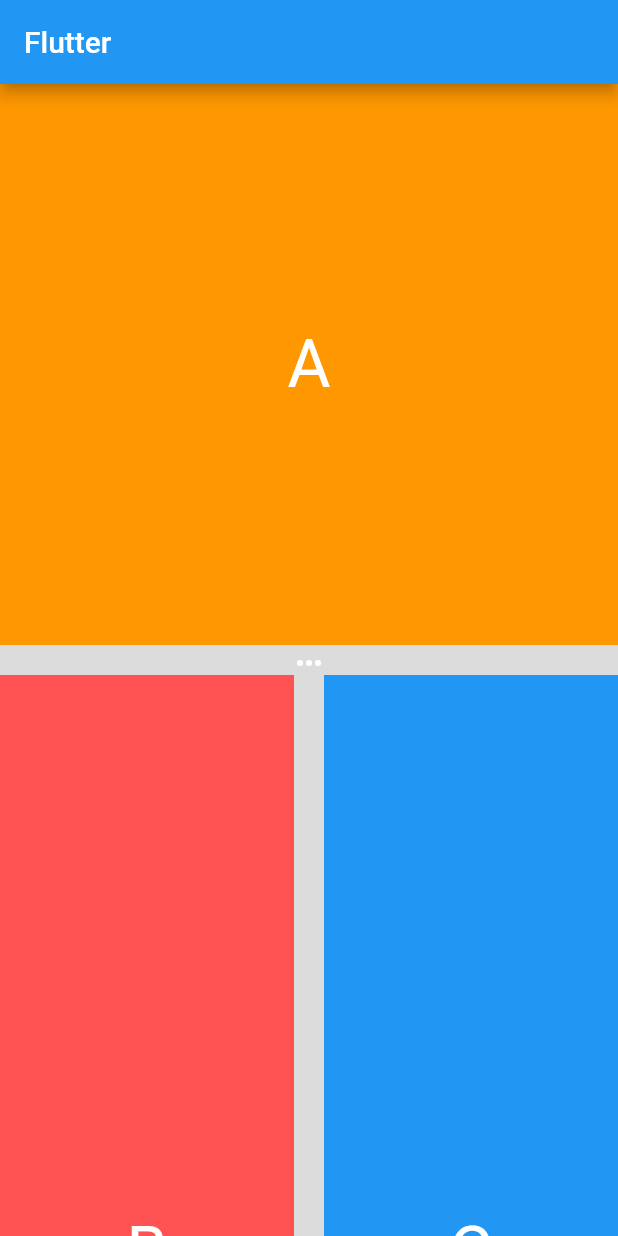
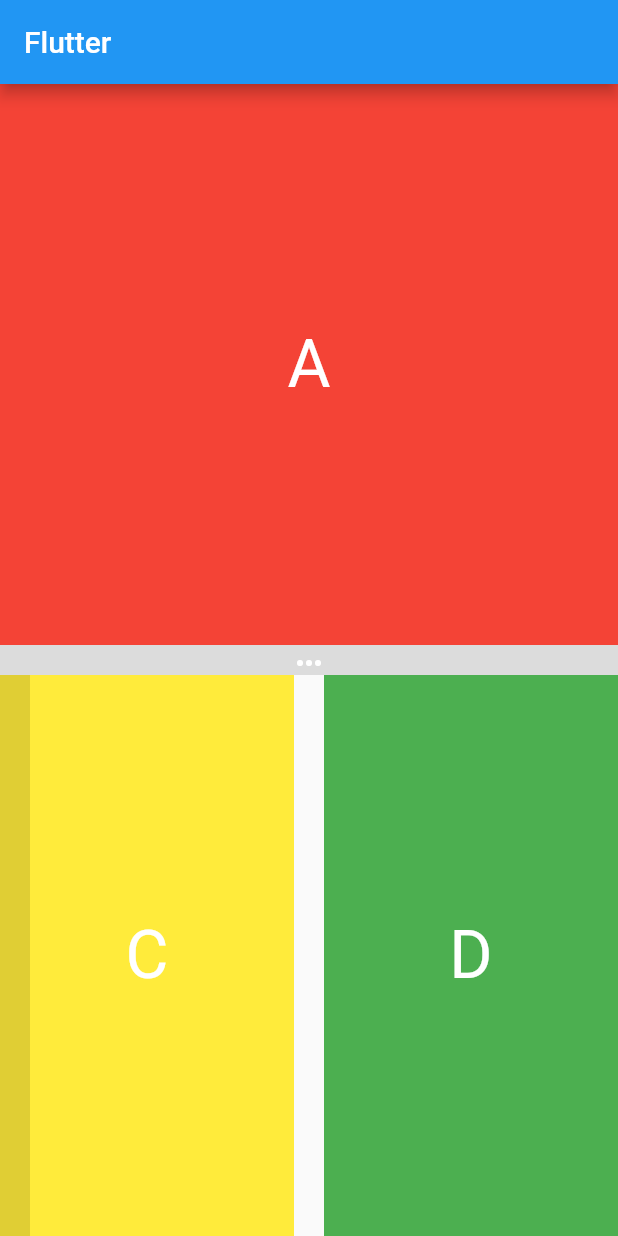
Before and after one commit to ttpho/Split-Screen, a Flutter app: the screen it shows after launch, on a phone screen of 412 x 824 dp. Run offline on Flutter 3.47's test engine with Material 2 defaults, Android fonts, the phone set to English and light mode, and no system bars.

Commit message:
try to create view

```diff
--- a/split/lib/main.dart
+++ b/split/lib/main.dart
@@ -34,18 +34,24 @@
         ),
         body: Container(
           child: SplitWidget(
-            childFirst: const PageWidget(
-              color: Colors.orange,
-              text: "A",
+            childFirst: SplitVerticalWidget(
+              childTop: const PageWidget(
+                color: Colors.red,
+                text: "A",
+              ),
+              childBottom: const PageWidget(
+                color: Colors.blue,
+                text: "B",
+              ),
             ),
             childSecond: SplitHorizontalWidget(
               childStart: const PageWidget(
-                color: Colors.redAccent,
-                text: "B",
+                color: Colors.yellow,
+                text: "C",
               ),
               childEnd: const PageWidget(
-                color: Colors.blue,
-                text: "C",
+                color: Colors.green,
+                text: "D",
               ),
             ),
           ),
--- /dev/null
+++ b/split/lib/src/measure_size_render_object.dart
@@ -0,0 +1,39 @@
+import 'package:flutter/material.dart';
+import 'package:flutter/rendering.dart';
+
+typedef void OnWidgetSizeChange(Size size);
+
+class MeasureSizeRenderObject extends RenderProxyBox {
+  Size? oldSize;
+  final OnWidgetSizeChange onChange;
+
+  MeasureSizeRenderObject(this.onChange);
+
+  @override
+  void performLayout() {
+    super.performLayout();
+
+    Size newSize = child!.size;
+    if (oldSize == newSize) return;
+
+    oldSize = newSize;
+    WidgetsBinding.instance.addPostFrameCallback((_) {
+      onChange(newSize);
+    });
+  }
+}
+
+class MeasureSize extends SingleChildRenderObjectWidget {
+  final OnWidgetSizeChange onChange;
+
+  const MeasureSize({
+    Key? key,
+    required this.onChange,
+    required Widget child,
+  }) : super(key: key, child: child);
+
+  @override
+  RenderObject createRenderObject(BuildContext context) {
+    return MeasureSizeRenderObject(onChange);
+  }
+}
--- a/split/lib/src/split_horizontal_widget.dart
+++ b/split/lib/src/split_horizontal_widget.dart
@@ -1,5 +1,6 @@
 import 'package:flutter/material.dart';
 import 'package:split/src/draggable_config.dart';
+import 'package:split/src/measure_size_render_object.dart';
 import 'package:split/src/positioned_draggable_icon.dart';
 
 class SplitHorizontalWidget extends StatefulWidget {
@@ -16,35 +17,35 @@
 }
 
 class _SplitHorizontalWidget extends State<SplitHorizontalWidget> {
+  var childSize = Size.zero;
+
   double _leftDraggableIcon = 0.0;
 
   @override
   Widget build(BuildContext context) {
-    final double widthScreen = MediaQuery.of(context).size.width;
-    final double heightScreen = MediaQuery.of(context).size.height;
-    final padding = MediaQuery.of(context).padding;
-    final double heightWithoutStatusToolbar =
-        heightScreen - padding.top - kToolbarHeight;
-
-    if (_leftDraggableIcon == 0.0) {
-      _leftDraggableIcon = (widthScreen - DraggableConfig.kTapSize) / 2;
-    }
-
-    return Stack(
+    return MeasureSize(
+      onChange: (Size size) {
+        setState(() {
+          childSize = size;
+          _leftDraggableIcon = (childSize.width - DraggableConfig.kTapSize) / 2;
+        });
+      },
+      child: Stack(
         children: <Widget>[
           Positioned(
             child: widget.childStart,
             top: 0,
             left: 0,
             width: _leftDraggableIcon,
-          height: heightWithoutStatusToolbar,
+            height: childSize.height,
           ),
           Positioned(
             child: widget.childEnd,
             top: 0,
             left: _leftDraggableIcon + DraggableConfig.kTapSize,
-          width: widthScreen - (_leftDraggableIcon + DraggableConfig.kTapSize),
-          height: heightWithoutStatusToolbar,
+            width: childSize.width -
+                (_leftDraggableIcon + DraggableConfig.kTapSize),
+            height: childSize.height,
           ),
           PositionedDraggableIcon(
             top: 0,
@@ -67,6 +68,7 @@
             },
           ),
         ],
+      ),
     );
   }
 }
```
Also changed, not shown: split/lib/src/split_widget.dart (+4 -3 lines), 1 other file. Lines whose indentation alone changed are shown as unchanged.
